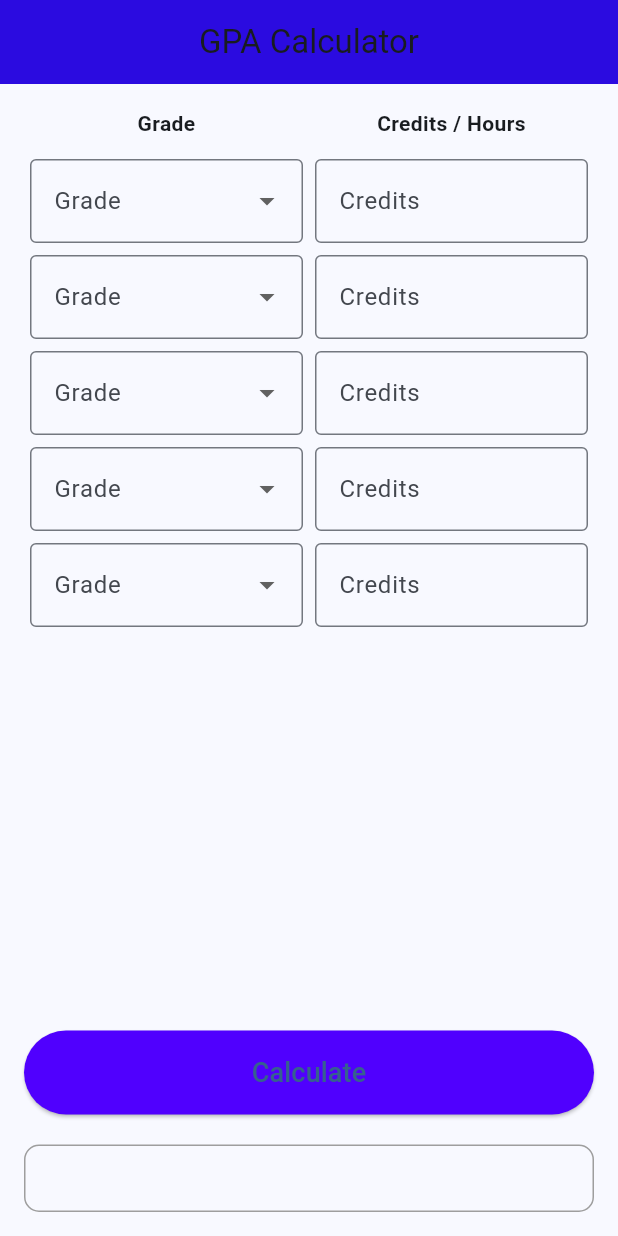
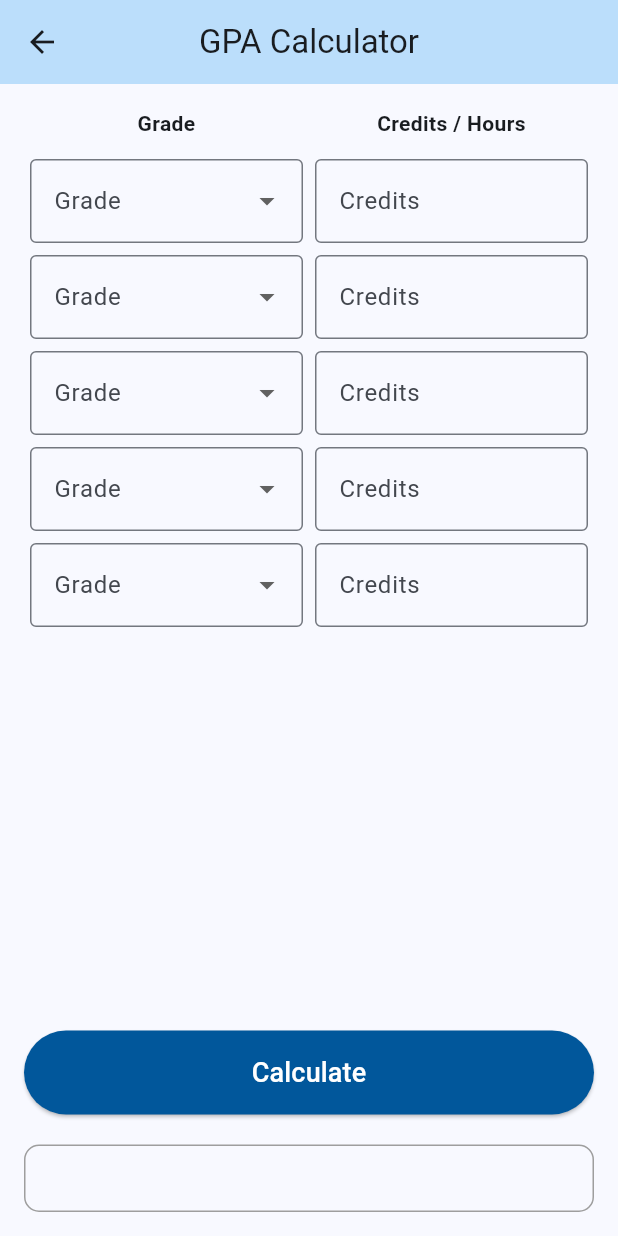
Before and after one commit to HamzehTamimi/Help-Student-Flutter, a Flutter app: the GPACalculatorScreen screen opened directly, on a phone screen of 412 x 824 dp. Run offline on Flutter 3.47's test engine with Material 3 defaults, Android fonts, the light colour scheme and no system bars.

Commit message:
Update gpa.dart

```diff
--- a/lib/screens/gpa.dart
+++ b/lib/screens/gpa.dart
@@ -68,8 +68,12 @@ class _GPACalculatorScreenState extends State<GPACalculatorScreen> {
       appBar: AppBar(
         title: const Text('GPA Calculator'),
         centerTitle: true,
-        backgroundColor: const Color.fromARGB(255, 43, 11, 224),
+        backgroundColor: const Color.fromRGBO(187, 222, 251, 1),
         elevation: 0,
+        leading: IconButton(
+          icon: const Icon(Icons.arrow_back),
+          onPressed: ()  {Navigator.pop(context);},
+        ),
       ),
       body: Padding(
         padding: const EdgeInsets.all(16.0),
@@ -133,7 +137,8 @@ class _GPACalculatorScreenState extends State<GPACalculatorScreen> {
               onPressed: _calculateGPA,
               style: ElevatedButton.styleFrom(
                 padding: const EdgeInsets.symmetric(vertical: 15),
-                backgroundColor: const Color.fromARGB(255, 80, 0, 254),
+                backgroundColor: const Color.fromRGBO(1, 87, 155, 1),
+                foregroundColor: Colors.white,
               ),
               child: const Text('Calculate', style: TextStyle(fontSize: 18)),
             ),
```
